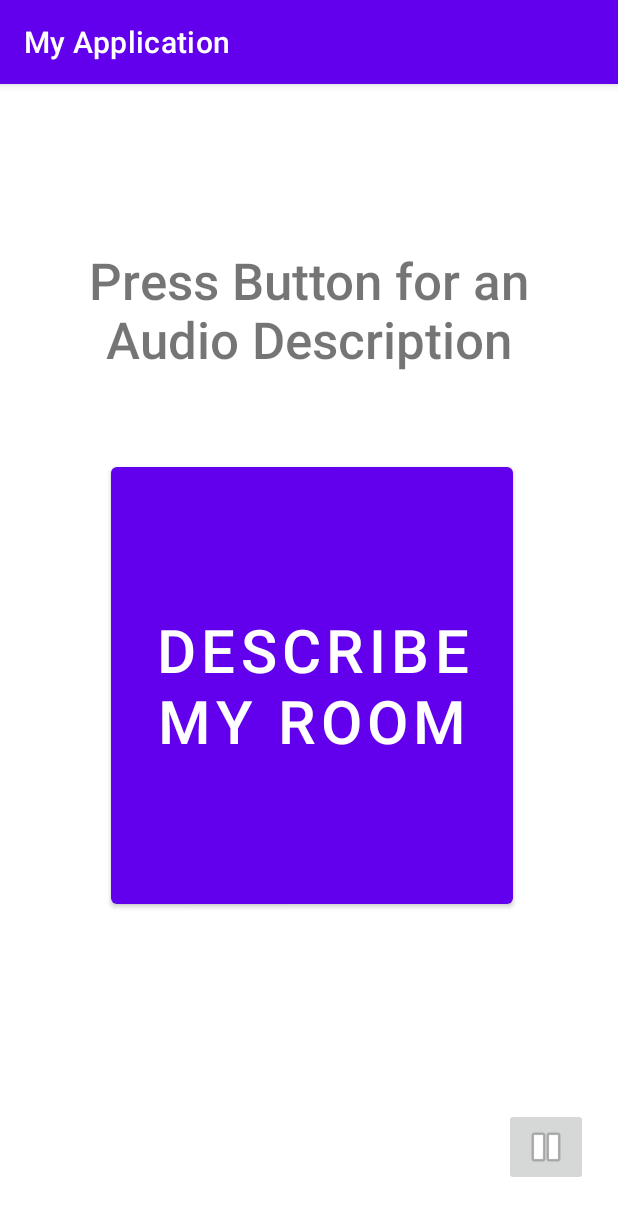
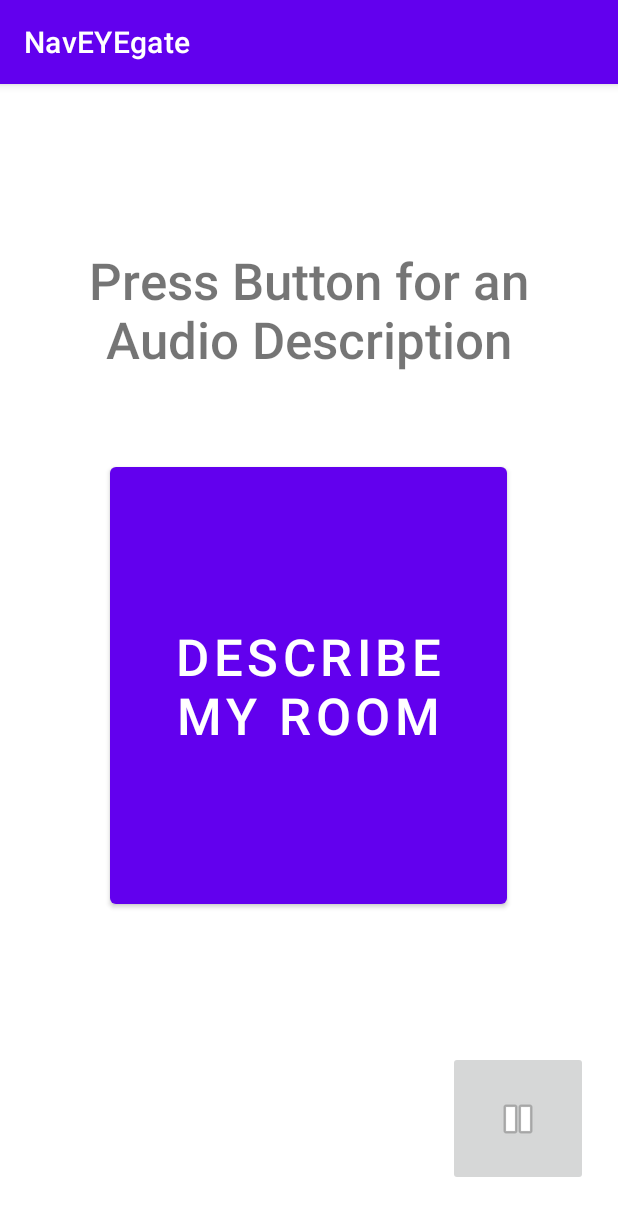
Before and after one commit to ShehijRaina/NavEYEgate, an Android app: the screen it shows after launch (MainActivity), on a phone screen of 412 x 824 dp. Shown: the top 1216 px of the screen. Run offline under Robolectric (Android 15) with nearby library versions, the phone set to English and light mode, and no system bars; libraries missing offline, so code that uses them is left out: com.journeyapps.barcodescanner.

Commit message:
final app

```diff
--- a/app/src/main/AndroidManifest.xml
+++ b/app/src/main/AndroidManifest.xml
@@ -9,7 +9,7 @@
         android:dataExtractionRules="@xml/data_extraction_rules"
         android:fullBackupContent="@xml/backup_rules"
         android:icon="@mipmap/ic_launcher"
-        android:label="@string/app_name"
+        android:label="NavEYEgate"
         android:supportsRtl="true"
         android:theme="@style/Theme.MyApplication"
         tools:targetApi="31">
--- a/app/src/main/java/com/example/myapplication/MainActivity.java
+++ b/app/src/main/java/com/example/myapplication/MainActivity.java
@@ -46,12 +46,15 @@ public class MainActivity extends AppCompatActivity {
         if(result.getContents()!= null){
             AlertDialog.Builder builder = new AlertDialog.Builder(MainActivity.this);
             builder.setTitle("Result");
-            builder.setMessage(result.getContents());
+            String contents = result.getContents();
+            builder.setMessage(contents);
             builder.setPositiveButton("OK", new DialogInterface.OnClickListener() {
                 @Override
                 public void onClick(DialogInterface dialogInterface, int i) {
                     dialogInterface.dismiss();
-                    play_1W_Level_2();
+                    if (contents.equals("1W Level 2")) {
+                        play_1W_Level_2();
+                    }
                 }
             }).show();
         }
--- a/app/src/main/res/layout/activity_main.xml
+++ b/app/src/main/res/layout/activity_main.xml
@@ -15,12 +15,12 @@
         android:layout_alignParentTop="true"
         android:layout_alignParentEnd="true"
         android:layout_alignParentBottom="true"
-        android:layout_marginStart="74dp"
+        android:layout_marginStart="73dp"
         android:layout_marginTop="249dp"
-        android:layout_marginEnd="70dp"
+        android:layout_marginEnd="74dp"
         android:layout_marginBottom="215dp"
         android:text="Describe My Room"
-        android:textSize="40sp" />
+        android:textSize="34sp" />
 
     <TextView
         android:id="@+id/textView2"
@@ -45,8 +45,8 @@
 
     <ImageButton
         android:id="@+id/pause"
-        android:layout_width="wrap_content"
-        android:layout_height="wrap_content"
+        android:layout_width="93dp"
+        android:layout_height="90dp"
         android:layout_alignParentEnd="true"
         android:layout_alignParentBottom="true"
         android:layout_marginEnd="20dp"
```
Also changed, not shown: 1 other file.
